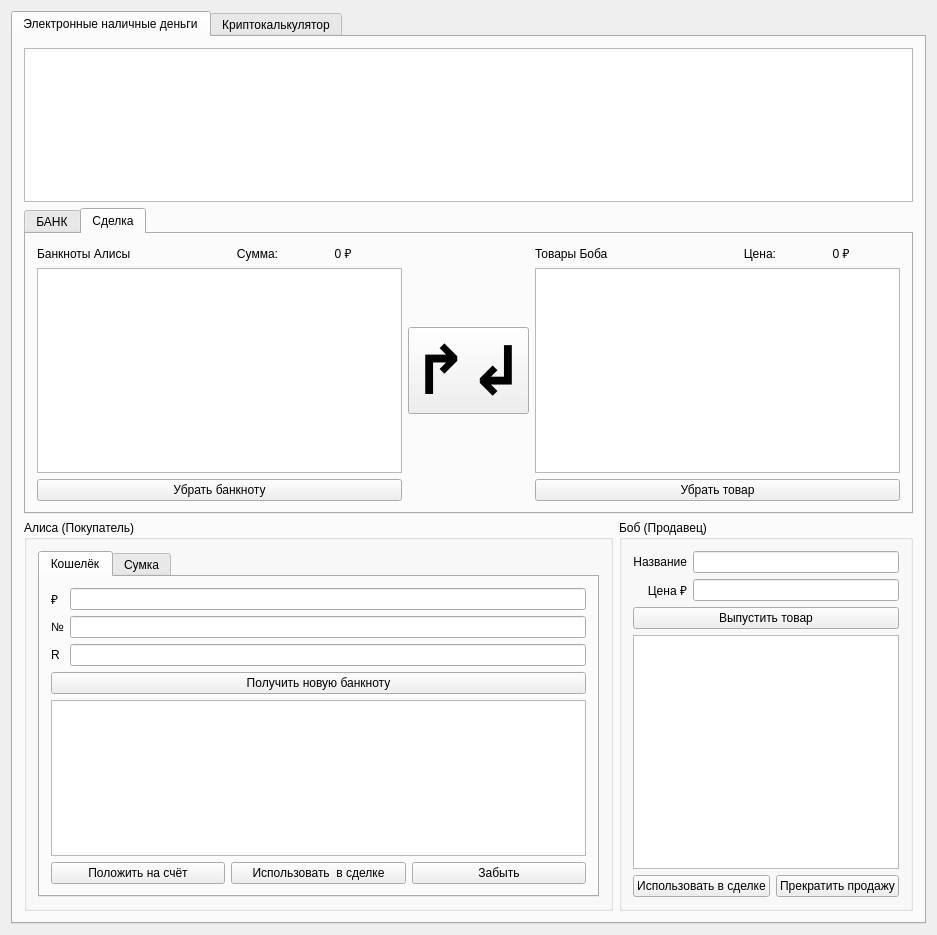
Old version of the form mainwindow.ui in the repository klv-codehub/rsa-cash.
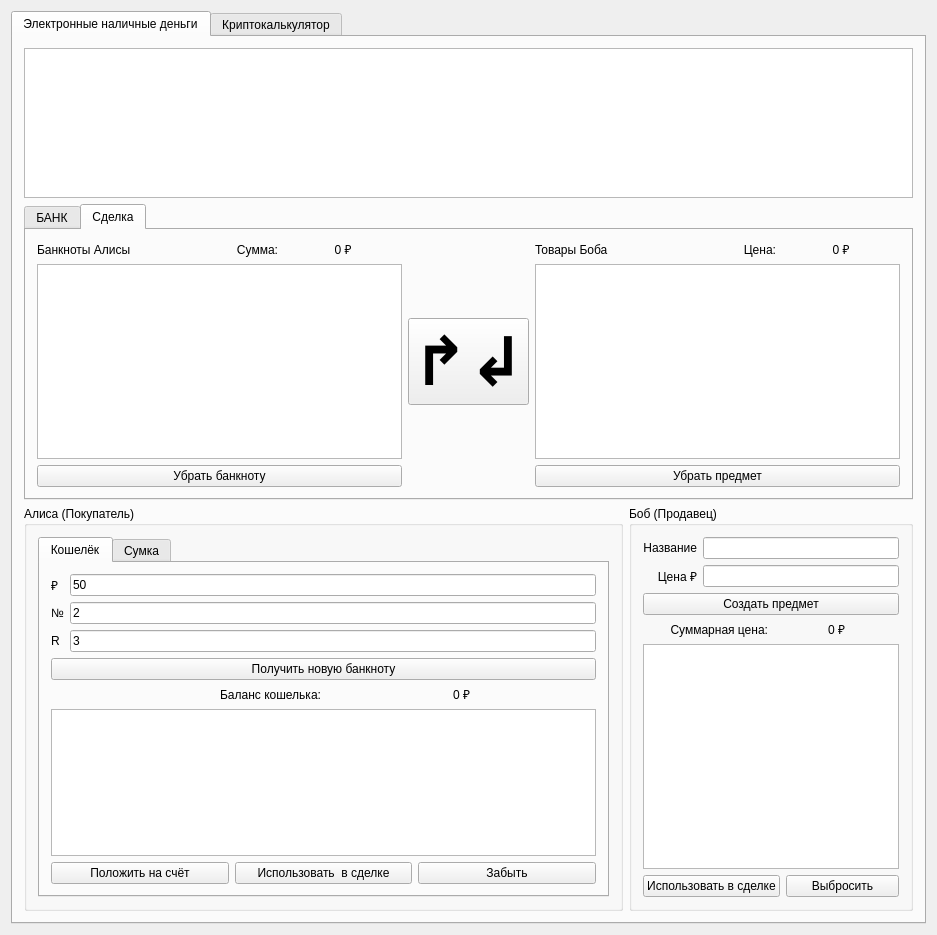
New version of the form.

Diff of the .ui file:
```diff
--- a/mainwindow.ui
+++ b/mainwindow.ui
@@ -132,6 +132,9 @@
                    <verstretch>0</verstretch>
                   </sizepolicy>
                  </property>
+                 <property name="text">
+                  <string>5000</string>
+                 </property>
                  <property name="alignment">
                   <set>Qt::AlignCenter</set>
                  </property>
@@ -242,16 +245,6 @@
                  <widget class="QListWidget" name="listWidget_bank_nom"/>
                 </item>
                </layout>
-               <zorder>label_22</zorder>
-               <zorder>listWidget_bank_nom</zorder>
-               <zorder>pushButton_bank_nom_forget</zorder>
-               <zorder>listWidget_bank_emited</zorder>
-               <zorder>pushButton_bank_emited_forget</zorder>
-               <zorder>label_27</zorder>
-               <zorder>label_28</zorder>
-               <zorder>pushButton_spended_forget</zorder>
-               <zorder>listWidget_bank_spended</zorder>
-               <zorder>groupBox_3</zorder>
               </widget>
               <widget class="QWidget" name="tab">
                <attribute name="title">
@@ -286,7 +279,11 @@
                  </widget>
                 </item>
                 <item row="0" column="1" colspan="2">
-                 <widget class="QLineEdit" name="lineEdit_bank_nom"/>
+                 <widget class="QLineEdit" name="lineEdit_bank_nom">
+                  <property name="text">
+                   <string>50</string>
+                  </property>
+                 </widget>
                 </item>
                 <item row="3" column="1" colspan="2">
                  <widget class="QLineEdit" name="lineEdit_bank_e">
@@ -365,16 +362,18 @@
            <attribute name="title">
             <string>Сделка</string>
            </attribute>
-           <layout class="QGridLayout" name="gridLayout_4">
+           <layout class="QGridLayout" name="gridLayout_14">
             <item row="0" column="0">
+             <layout class="QHBoxLayout" name="horizontalLayout_4">
+              <item>
              <widget class="QLabel" name="label_29">
               <property name="text">
                <string>Банкноты Алисы</string>
               </property>
              </widget>
             </item>
-            <item row="0" column="1">
-             <widget class="QLabel" name="label_33">
+              <item>
+               <widget class="QLabel" name="label_41">
               <property name="text">
                <string>Сумма:</string>
               </property>
@@ -383,45 +382,29 @@
               </property>
              </widget>
             </item>
-            <item row="0" column="4">
+              <item>
+               <widget class="QLabel" name="label_AliceTradeWalletPrice">
+                <property name="text">
+                 <string>0 ₽</string>
+                </property>
+                <property name="alignment">
+                 <set>Qt::AlignCenter</set>
+                </property>
+               </widget>
+              </item>
+             </layout>
+            </item>
+            <item row="0" column="2">
+             <layout class="QHBoxLayout" name="horizontalLayout_5">
+              <item>
              <widget class="QLabel" name="label_30">
               <property name="text">
                <string>Товары Боба</string>
               </property>
              </widget>
             </item>
-            <item row="0" column="2">
-             <widget class="QLabel" name="label_34">
-              <property name="text">
-               <string>0 ₽</string>
-              </property>
-              <property name="alignment">
-               <set>Qt::AlignCenter</set>
-              </property>
-             </widget>
-            </item>
-            <item row="1" column="4" colspan="3">
-             <widget class="QListWidget" name="listWidget_BobTradeBag"/>
-            </item>
-            <item row="2" column="0" colspan="3">
-             <widget class="QPushButton" name="pushButton_3">
-              <property name="text">
-               <string>Убрать банкноту</string>
-              </property>
-             </widget>
-            </item>
-            <item row="0" column="6">
-             <widget class="QLabel" name="label_36">
-              <property name="text">
-               <string>0 ₽</string>
-              </property>
-              <property name="alignment">
-               <set>Qt::AlignCenter</set>
-              </property>
-             </widget>
-            </item>
-            <item row="0" column="5">
-             <widget class="QLabel" name="label_35">
+              <item>
+               <widget class="QLabel" name="label_43">
               <property name="text">
                <string>Цена:</string>
               </property>
@@ -430,15 +413,29 @@
               </property>
              </widget>
             </item>
-            <item row="2" column="4" colspan="3">
-             <widget class="QPushButton" name="pushButton_4">
+              <item>
+               <widget class="QLabel" name="label_BobTradeBagPrice">
               <property name="text">
-               <string>Убрать товар</string>
+                 <string>0 ₽</string>
+                </property>
+                <property name="alignment">
+                 <set>Qt::AlignCenter</set>
               </property>
              </widget>
             </item>
-            <item row="1" column="3">
-             <widget class="QPushButton" name="pushButton_5">
+             </layout>
+            </item>
+            <item row="1" column="0">
+             <widget class="QListWidget" name="listWidget_AliceTradeWallet"/>
+            </item>
+            <item row="1" column="1">
+             <widget class="QPushButton" name="pushButton_exchange">
+              <property name="sizePolicy">
+               <sizepolicy hsizetype="Fixed" vsizetype="Fixed">
+                <horstretch>0</horstretch>
+                <verstretch>0</verstretch>
+               </sizepolicy>
+              </property>
               <property name="font">
                <font>
                 <pointsize>50</pointsize>
@@ -452,8 +449,22 @@
               </property>
              </widget>
             </item>
-            <item row="1" column="0" colspan="3">
-             <widget class="QListWidget" name="listWidget_AliceTradeWallet"/>
+            <item row="1" column="2">
+             <widget class="QListWidget" name="listWidget_BobTradeBag"/>
+            </item>
+            <item row="2" column="0">
+             <widget class="QPushButton" name="pushButton_AliceUntradeBanknote">
+              <property name="text">
+               <string>Убрать банкноту</string>
+              </property>
+             </widget>
+            </item>
+            <item row="2" column="2">
+             <widget class="QPushButton" name="pushButton_BobUntradeItem">
+              <property name="text">
+               <string>Убрать предмет</string>
+              </property>
+             </widget>
             </item>
            </layout>
           </widget>
@@ -470,8 +481,8 @@
           <property name="title">
            <string>Алиса (Покупатель)</string>
           </property>
-          <layout class="QHBoxLayout" name="horizontalLayout_2">
-           <item>
+          <layout class="QGridLayout" name="gridLayout_13">
+           <item row="0" column="0">
             <widget class="QTabWidget" name="tabWidget_5">
              <property name="currentIndex">
               <number>0</number>
@@ -480,26 +491,50 @@
               <attribute name="title">
                <string>Кошелёк</string>
               </attribute>
-              <layout class="QGridLayout" name="gridLayout_5">
+              <layout class="QGridLayout" name="gridLayout_4">
                <item row="1" column="0" colspan="3">
+                <layout class="QHBoxLayout" name="horizontalLayout_2">
+                 <item>
+                  <widget class="QLabel" name="label_37">
+                   <property name="text">
+                    <string>Баланс кошелька:</string>
+                   </property>
+                   <property name="alignment">
+                    <set>Qt::AlignRight|Qt::AlignTrailing|Qt::AlignVCenter</set>
+                   </property>
+                  </widget>
+                 </item>
+                 <item>
+                  <widget class="QLabel" name="label_AliceWalletPrice">
+                   <property name="text">
+                    <string>0 ₽</string>
+                   </property>
+                   <property name="alignment">
+                    <set>Qt::AlignCenter</set>
+                   </property>
+                  </widget>
+                 </item>
+                </layout>
+               </item>
+               <item row="2" column="0" colspan="3">
                 <widget class="QListWidget" name="listWidget_AliceWallet"/>
                </item>
-               <item row="2" column="0">
-                <widget class="QPushButton" name="pushButton_AliceDeposit">
+               <item row="3" column="0">
+                <widget class="QPushButton" name="pushButton_AliceDepositBanknote">
                  <property name="text">
                   <string>Положить на счёт</string>
                  </property>
                 </widget>
                </item>
-               <item row="2" column="1">
+               <item row="3" column="1">
                 <widget class="QPushButton" name="pushButton_AliceTradeBanknote">
                  <property name="text">
                   <string>Использовать  в сделке</string>
                  </property>
                 </widget>
                </item>
-               <item row="2" column="2">
-                <widget class="QPushButton" name="pushButton_2">
+               <item row="3" column="2">
+                <widget class="QPushButton" name="pushButton_AliceRemoveBanknote">
                  <property name="text">
                   <string>Забыть</string>
                  </property>
@@ -515,7 +550,11 @@
                   </widget>
                  </item>
                  <item row="0" column="1">
-                  <widget class="QLineEdit" name="lineEdit_banknote_nom"/>
+                  <widget class="QLineEdit" name="lineEdit_banknote_nom">
+                   <property name="text">
+                    <string>50</string>
+                   </property>
+                  </widget>
                  </item>
                  <item row="1" column="0">
                   <widget class="QLabel" name="label_24">
@@ -525,7 +564,11 @@
                   </widget>
                  </item>
                  <item row="1" column="1">
-                  <widget class="QLineEdit" name="lineEdit_banknote_serial"/>
+                  <widget class="QLineEdit" name="lineEdit_banknote_serial">
+                   <property name="text">
+                    <string>2</string>
+                   </property>
+                  </widget>
                  </item>
                  <item row="2" column="0">
                   <widget class="QLabel" name="label_25">
@@ -535,7 +578,11 @@
                   </widget>
                  </item>
                  <item row="2" column="1">
-                  <widget class="QLineEdit" name="lineEdit_banknote_R"/>
+                  <widget class="QLineEdit" name="lineEdit_banknote_R">
+                   <property name="text">
+                    <string>3</string>
+                   </property>
+                  </widget>
                  </item>
                  <item row="3" column="0" colspan="2">
                   <widget class="QPushButton" name="pushButton_banknote_sign">
@@ -552,11 +599,35 @@
               <attribute name="title">
                <string>Сумка</string>
               </attribute>
-              <layout class="QVBoxLayout" name="verticalLayout_4">
+              <layout class="QGridLayout" name="gridLayout_9">
+               <item row="0" column="0">
+                <layout class="QHBoxLayout" name="horizontalLayout_3">
                <item>
+                  <widget class="QLabel" name="label_39">
+                   <property name="text">
+                    <string>Суммарная цена:</string>
+                   </property>
+                   <property name="alignment">
+                    <set>Qt::AlignRight|Qt::AlignTrailing|Qt::AlignVCenter</set>
+                   </property>
+                  </widget>
+                 </item>
+                 <item>
+                  <widget class="QLabel" name="label_AliceBagPrice">
+                   <property name="text">
+                    <string>0 ₽</string>
+                   </property>
+                   <property name="alignment">
+                    <set>Qt::AlignCenter</set>
+                   </property>
+                  </widget>
+                 </item>
+                </layout>
+               </item>
+               <item row="1" column="0">
                 <widget class="QListWidget" name="listWidget_AliceBag"/>
                </item>
-               <item>
+               <item row="2" column="0">
                 <widget class="QPushButton" name="pushButton_9">
                  <property name="text">
                   <string>Использовать предмет</string>
@@ -575,7 +646,7 @@
           <property name="title">
            <string>Боб (Продавец)</string>
           </property>
-          <layout class="QGridLayout" name="gridLayout_9">
+          <layout class="QGridLayout" name="gridLayout_5">
            <item row="0" column="0" colspan="2">
             <layout class="QGridLayout" name="gridLayout_6">
              <item row="0" column="0">
@@ -605,31 +676,59 @@
               <widget class="QLineEdit" name="lineEdit_item_price"/>
              </item>
              <item row="2" column="0" colspan="2">
-              <widget class="QPushButton" name="pushButton_create_item">
+              <widget class="QPushButton" name="pushButton_BobAddItem">
                <property name="text">
-                <string>Выпустить товар</string>
+                <string>Создать предмет</string>
                </property>
               </widget>
              </item>
             </layout>
            </item>
-           <item row="2" column="0">
-            <widget class="QPushButton" name="pushButton_7">
+           <item row="1" column="0" colspan="2">
+            <layout class="QHBoxLayout" name="horizontalLayout_6">
+             <item>
+              <widget class="QLabel" name="label_45">
+               <property name="text">
+                <string>Суммарная цена:</string>
+               </property>
+               <property name="alignment">
+                <set>Qt::AlignRight|Qt::AlignTrailing|Qt::AlignVCenter</set>
+               </property>
+              </widget>
+             </item>
+             <item>
+              <widget class="QLabel" name="label_BobBagPrice">
+               <property name="text">
+                <string>0 ₽</string>
+               </property>
+               <property name="alignment">
+                <set>Qt::AlignCenter</set>
+               </property>
+              </widget>
+             </item>
+            </layout>
+           </item>
+           <item row="2" column="0" colspan="2">
+            <widget class="QListWidget" name="listWidget_BobBag">
+             <property name="sortingEnabled">
+              <bool>false</bool>
+             </property>
+            </widget>
+           </item>
+           <item row="3" column="0">
+            <widget class="QPushButton" name="pushButton_BobTradeItem">
              <property name="text">
               <string>Использовать в сделке</string>
              </property>
             </widget>
            </item>
-           <item row="2" column="1">
-            <widget class="QPushButton" name="pushButton_8">
+           <item row="3" column="1">
+            <widget class="QPushButton" name="pushButton_BobRemoveItem">
              <property name="text">
-              <string>Прекратить продажу</string>
+              <string>Выбросить</string>
              </property>
             </widget>
            </item>
-           <item row="1" column="0" colspan="2">
-            <widget class="QListWidget" name="listWidget_BobBag"/>
-           </item>
           </layout>
          </widget>
         </item>
```
Lines whose indentation alone changed are shown as unchanged.
